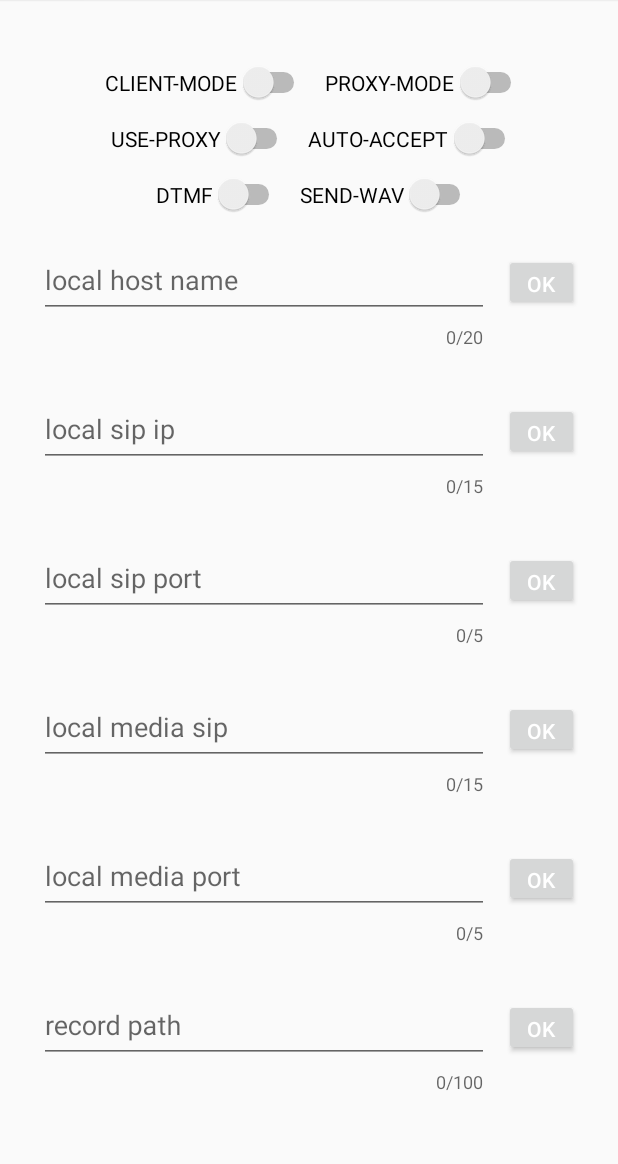
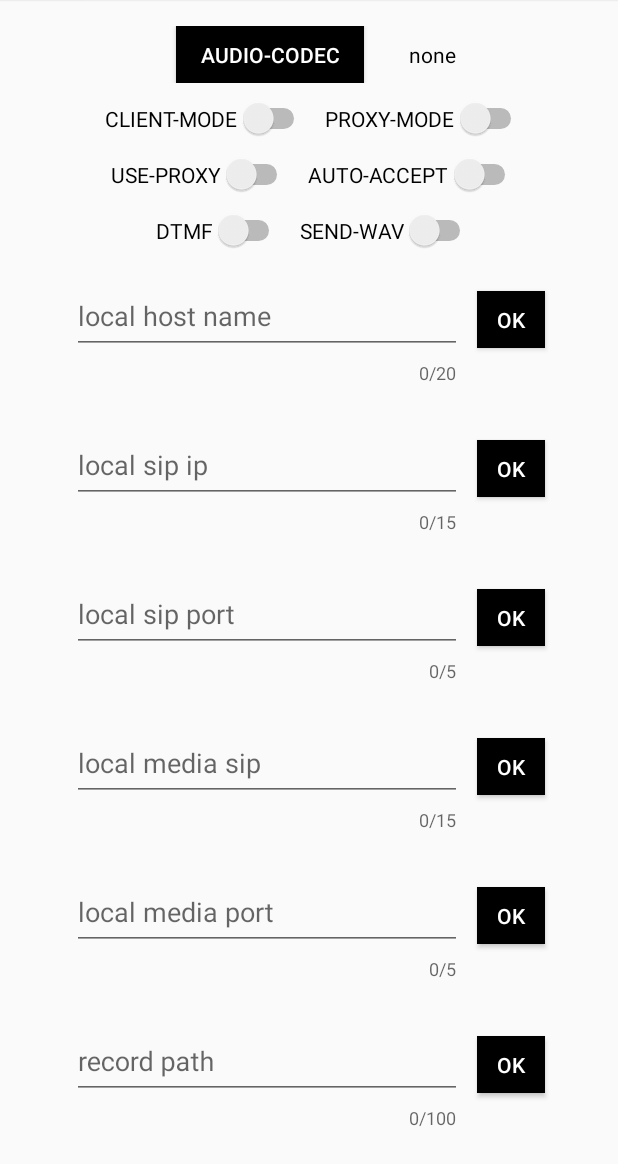
Before and after one commit to James-Jeong/voip_phone_android, an Android app: the screen it shows after launch (MasterFragmentActivity), tab 2 chosen, on a phone screen of 412 x 824 dp, the part 72-1236 px from its top. Run offline under Robolectric (Android 15) with nearby library versions, the phone set to English and light mode, and no system bars; libraries missing offline, so code that uses them is left out: android.gov.nist, android.javax.sip, com.orhanobut.logger; 29 statements that could not run were skipped.

Commit message:
# 변경사항 1. Audio codec picker 개발

```diff
--- a/voip_phone_android/app/src/main/java/com/jamesj/voip_phone_android/MasterFragmentActivity.java
+++ b/voip_phone_android/app/src/main/java/com/jamesj/voip_phone_android/MasterFragmentActivity.java
@@ -55,7 +55,7 @@ public class MasterFragmentActivity extends FragmentActivity {
 
         checkPermission();
 
-        optionFragment = new OptionFragment();
+        optionFragment = new OptionFragment(this);
         phoneFragment = new PhoneFragment();
 
         getSupportFragmentManager().beginTransaction().add(R.id.container, optionFragment).commit();
--- a/voip_phone_android/app/src/main/java/com/jamesj/voip_phone_android/OnBackPressedListener.java
+++ b/voip_phone_android/app/src/main/java/com/jamesj/voip_phone_android/ui/OnBackPressedListener.java
@@ -1,4 +1,4 @@
-package com.jamesj.voip_phone_android;
+package com.jamesj.voip_phone_android.ui;
 
 public interface OnBackPressedListener {
 
--- a/voip_phone_android/app/src/main/res/layout/activity_option.xml
+++ b/voip_phone_android/app/src/main/res/layout/activity_option.xml
@@ -25,6 +25,37 @@
             android:orientation="vertical"
             android:gravity="center_vertical"
             >
+
+            <LinearLayout
+                android:layout_width="match_parent"
+                android:layout_height="wrap_content"
+                android:gravity="center_horizontal"
+                android:orientation="horizontal"
+                android:layout_marginBottom="10dp"
+                >
+
+                <Button
+                    android:id="@+id/audioCodecSelectButton"
+                    android:layout_width="125dp"
+                    android:layout_height="38dp"
+                    android:layout_marginStart="10dp"
+                    android:text="@string/audio_codec_select_button_name"
+                    android:textColor="@color/white"
+                    android:background="@color/black"
+                    />
+
+                <TextView
+                    android:id="@+id/selectedAudioCodec"
+                    android:layout_width="wrap_content"
+                    android:layout_height="wrap_content"
+                    android:textAlignment="center"
+                    android:layout_marginStart="30dp"
+                    android:textColor="@color/black"
+                    android:text="@string/none"
+                    >
+                </TextView>
+
+            </LinearLayout>
 
             <LinearLayout
                 android:layout_width="match_parent"
@@ -120,7 +151,7 @@
 
                 <com.google.android.material.textfield.TextInputLayout
                     android:id="@+id/localHostNameInputLayout"
-                    android:layout_width="300dp"
+                    android:layout_width="260dp"
                     android:layout_height="wrap_content"
                     android:layout_marginBottom="10dp"
                     app:counterMaxLength="20"
@@ -140,11 +171,13 @@
 
                 <Button
                     android:id="@+id/localHostNameEnterButton"
-                    android:layout_width="50dp"
+                    android:layout_width="45dp"
                     android:layout_height="38dp"
                     android:layout_marginStart="10dp"
                     android:text="@string/ok_button_name"
-                    android:textColor="@color/white" />
+                    android:textColor="@color/white"
+                    android:background="@color/black"
+                    />
 
             </LinearLayout>
 
@@ -158,7 +191,7 @@
 
                 <com.google.android.material.textfield.TextInputLayout
                     android:id="@+id/localSipIpInputLayout"
-                    android:layout_width="300dp"
+                    android:layout_width="260dp"
                     android:layout_height="wrap_content"
                     android:layout_marginBottom="10dp"
                     app:counterMaxLength="15"
@@ -178,11 +211,13 @@
 
                 <Button
                     android:id="@+id/localSipIpEnterButton"
-                    android:layout_width="50dp"
+                    android:layout_width="45dp"
                     android:layout_height="38dp"
                     android:layout_marginStart="10dp"
                     android:text="@string/ok_button_name"
-                    android:textColor="@color/white" />
+                    android:textColor="@color/white"
+                    android:background="@color/black"
+                    />
 
             </LinearLayout>
 
@@ -196,7 +231,7 @@
 
                 <com.google.android.material.textfield.TextInputLayout
                     android:id="@+id/localSipPortInputLayout"
-                    android:layout_width="300dp"
+                    android:layout_width="260dp"
                     android:layout_height="wrap_content"
                     android:layout_marginBottom="10dp"
                     app:counterMaxLength="5"
@@ -216,11 +251,13 @@
 
                 <Button
                     android:id="@+id/localSipPortEnterButton"
-                    android:layout_width="50dp"
+                    android:layout_width="45dp"
                     android:layout_height="38dp"
                     android:layout_marginStart="10dp"
                     android:text="@string/ok_button_name"
-                    android:textColor="@color/white" />
+                    android:textColor="@color/white"
+                    android:background="@color/black"
+                    />
 
             </LinearLayout>
 
@@ -234,7 +271,7 @@
 
                 <com.google.android.material.textfield.TextInputLayout
                     android:id="@+id/localMediaIpInputLayout"
-                    android:layout_width="300dp"
+                    android:layout_width="260dp"
                     android:layout_height="wrap_content"
                     android:layout_marginBottom="10dp"
                     app:counterMaxLength="15"
@@ -254,11 +291,13 @@
 
                 <Button
                     android:id="@+id/localMediaIpEnterButton"
-                    android:layout_width="50dp"
+                    android:layout_width="45dp"
                     android:layout_height="38dp"
                     android:layout_marginStart="10dp"
                     android:text="@string/ok_button_name"
-                    android:textColor="@color/white" />
+                    android:textColor="@color/white"
+                    android:background="@color/black"
+                    />
 
             </LinearLayout>
 
@@ -272,7 +311,7 @@
 
                 <com.google.android.material.textfield.TextInputLayout
                     android:id="@+id/localMediaPortInputLayout"
-                    android:layout_width="300dp"
+                    android:layout_width="260dp"
                     android:layout_height="wrap_content"
                     android:layout_marginBottom="10dp"
                     app:counterMaxLength="5"
@@ -292,11 +331,13 @@
 
                 <Button
                     android:id="@+id/localMediaPortEnterButton"
-                    android:layout_width="50dp"
+                    android:layout_width="45dp"
                     android:layout_height="38dp"
                     android:layout_marginStart="10dp"
                     android:text="@string/ok_button_name"
-                    android:textColor="@color/white" />
+                    android:textColor="@color/white"
+                    android:background="@color/black"
+                    />
 
             </LinearLayout>
 
@@ -310,7 +351,7 @@
 
                 <com.google.android.material.textfield.TextInputLayout
                     android:id="@+id/recordPathInputLayout"
-                    android:layout_width="300dp"
+                    android:layout_width="260dp"
                     android:layout_height="wrap_content"
                     android:layout_marginBottom="10dp"
                     app:counterMaxLength="100"
@@ -330,11 +371,13 @@
 
                 <Button
                     android:id="@+id/recordPathEnterButton"
-                    android:layout_width="50dp"
+                    android:layout_width="45dp"
                     android:layout_height="38dp"
                     android:layout_marginStart="10dp"
                     android:text="@string/ok_button_name"
-                    android:textColor="@color/white" />
+                    android:textColor="@color/white"
+                    android:background="@color/black"
+                    />
 
             </LinearLayout>
 
--- a/voip_phone_android/app/src/main/res/values/strings.xml
+++ b/voip_phone_android/app/src/main/res/values/strings.xml
@@ -9,6 +9,7 @@
     <string name="call_button_name">CALL</string>
     <string name="bye_button_name">BYE</string>
     <string name="ok_button_name">OK</string>
+    <string name="audio_codec_select_button_name">AUDIO-CODEC</string>
 
     <string name="proxy_host_name_hint">proxy host name</string>
     <string name="remote_host_name_hint">remote host name</string>
@@ -26,4 +27,6 @@
     <string name="dtmf_switch_name">DTMF</string>
     <string name="send_wav_switch_name">SEND-WAV</string>
 
+    <string name="none">none</string>
+
 </resources>
```
Also changed, not shown: voip_phone_android/app/src/main/java/com/jamesj/voip_phone_android/OptionFragment.java (+64 -1 lines), voip_phone_android/app/src/main/java/com/jamesj/voip_phone_android/ui/AudioCodecPickerDialog.java (added, +68 -0 lines).
